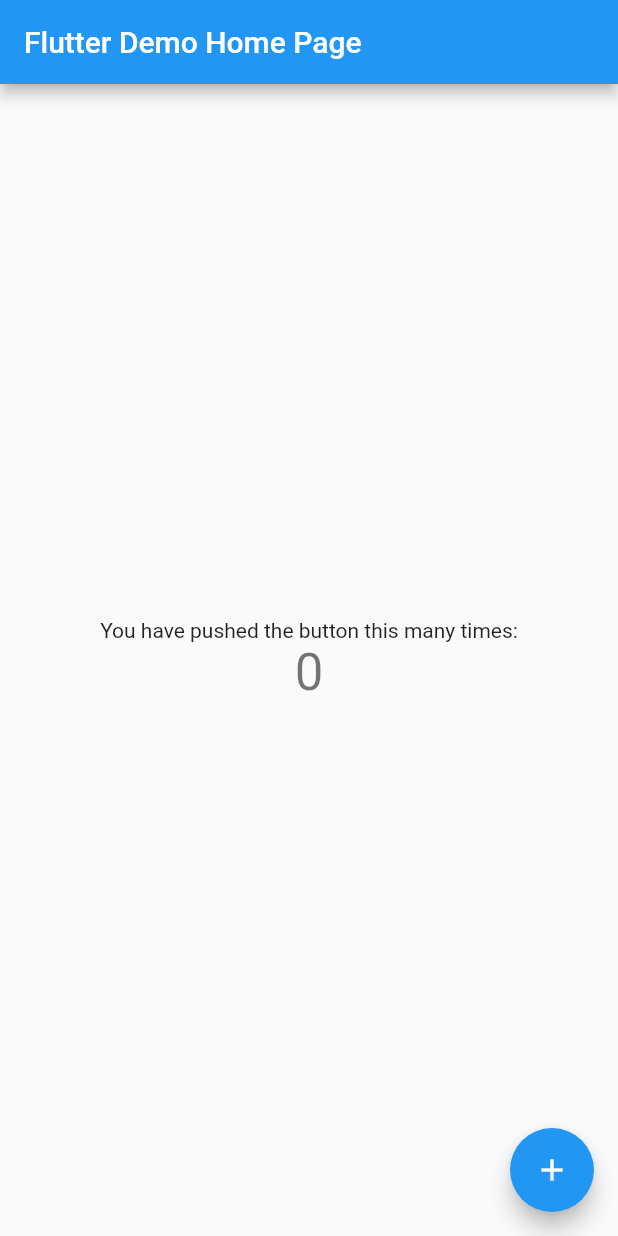
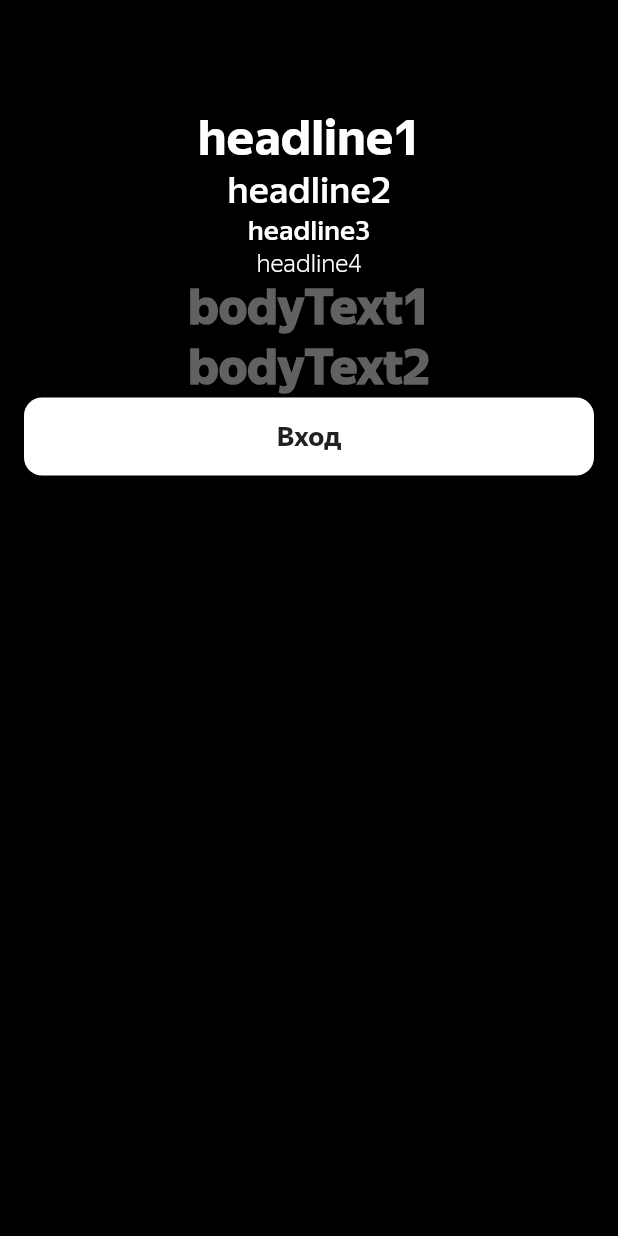
Before and after one commit to latrygin/motivation-app, a Flutter app: the screen it shows after launch, on a phone screen of 412 x 824 dp. Run offline on Flutter 3.47's test engine with Material 2 defaults, Android fonts, the phone set to English and light mode, and no system bars.

Commit message:
testing themes

```diff
--- a/lib/main.dart
+++ b/lib/main.dart
@@ -1,4 +1,6 @@
 import 'package:flutter/material.dart';
+import 'package:motivation/assets/themes/theme_dark.dart';
+import 'package:motivation/assets/themes/theme_light.dart';
 
 void main() {
   runApp(const MyApp());
@@ -6,110 +8,65 @@
 
 class MyApp extends StatelessWidget {
   const MyApp({Key? key}) : super(key: key);
-
-  // This widget is the root of your application.
   @override
   Widget build(BuildContext context) {
     return MaterialApp(
-      title: 'Flutter Demo',
-      theme: ThemeData(
-        // This is the theme of your application.
-        //
-        // Try running your application with "flutter run". You'll see the
-        // application has a blue toolbar. Then, without quitting the app, try
-        // changing the primarySwatch below to Colors.green and then invoke
-        // "hot reload" (press "r" in the console where you ran "flutter run",
-        // or simply save your changes to "hot reload" in a Flutter IDE).
-        // Notice that the counter didn't reset back to zero; the application
-        // is not restarted.
-        primarySwatch: Colors.blue,
-      ),
-      home: const MyHomePage(title: 'Flutter Demo Home Page'),
+      title: 'Motivation',
+      theme: darkTheme,
+      home: const TestTheme(),
     );
   }
 }
 
-class MyHomePage extends StatefulWidget {
-  const MyHomePage({Key? key, required this.title}) : super(key: key);
-
-  // This widget is the home page of your application. It is stateful, meaning
-  // that it has a State object (defined below) that contains fields that affect
-  // how it looks.
-
-  // This class is the configuration for the state. It holds the values (in this
-  // case the title) provided by the parent (in this case the App widget) and
-  // used by the build method of the State. Fields in a Widget subclass are
-  // always marked "final".
-
-  final String title;
-
-  @override
-  State<MyHomePage> createState() => _MyHomePageState();
-}
-
-class _MyHomePageState extends State<MyHomePage> {
-  int _counter = 0;
-
-  void _incrementCounter() {
-    setState(() {
-      // This call to setState tells the Flutter framework that something has
-      // changed in this State, which causes it to rerun the build method below
-      // so that the display can reflect the updated values. If we changed
-      // _counter without calling setState(), then the build method would not be
-      // called again, and so nothing would appear to happen.
-      _counter++;
-    });
-  }
+class TestTheme extends StatelessWidget {
+  const TestTheme({Key? key}) : super(key: key);
 
   @override
   Widget build(BuildContext context) {
-    // This method is rerun every time setState is called, for instance as done
-    // by the _incrementCounter method above.
-    //
-    // The Flutter framework has been optimized to make rerunning build methods
-    // fast, so that you can just rebuild anything that needs updating rather
-    // than having to individually change instances of widgets.
     return Scaffold(
-      appBar: AppBar(
-        // Here we take the value from the MyHomePage object that was created by
-        // the App.build method, and use it to set our appbar title.
-        title: Text(widget.title),
-      ),
-      body: Center(
-        // Center is a layout widget. It takes a single child and positions it
-        // in the middle of the parent.
+      appBar: AppBar(),
+      backgroundColor: Theme.of(context).scaffoldBackgroundColor,
+      body: SafeArea(
+        child: Padding(
+          padding: const EdgeInsets.all(16),
           child: Column(
-          // Column is also a layout widget. It takes a list of children and
-          // arranges them vertically. By default, it sizes itself to fit its
-          // children horizontally, and tries to be as tall as its parent.
-          //
-          // Invoke "debug painting" (press "p" in the console, choose the
-          // "Toggle Debug Paint" action from the Flutter Inspector in Android
-          // Studio, or the "Toggle Debug Paint" command in Visual Studio Code)
-          // to see the wireframe for each widget.
-          //
-          // Column has various properties to control how it sizes itself and
-          // how it positions its children. Here we use mainAxisAlignment to
-          // center the children vertically; the main axis here is the vertical
-          // axis because Columns are vertical (the cross axis would be
-          // horizontal).
-          mainAxisAlignment: MainAxisAlignment.center,
-          children: <Widget>[
-            const Text(
-              'You have pushed the button this many times:',
+            children: [
+              Text(
+                'headline1',
+                style: Theme.of(context).textTheme.headline1,
               ),
               Text(
-              '$_counter',
+                'headline2',
+                style: Theme.of(context).textTheme.headline2,
+              ),
+              Text(
+                'headline3',
+                style: Theme.of(context).textTheme.headline3,
+              ),
+              Text(
+                'headline4',
                 style: Theme.of(context).textTheme.headline4,
+              ),
+              Text(
+                'bodyText1',
+                style: Theme.of(context).textTheme.bodyText1,
+              ),
+              Text(
+                'bodyText2',
+                style: Theme.of(context).textTheme.bodyText2,
+              ),
+              ElevatedButton(
+                onPressed: () {},
+                child: Text(
+                  'Вход',
+                  style: Theme.of(context).textTheme.labelMedium,
+                ),
+                style: Theme.of(context).elevatedButtonTheme.style,
               ),
             ],
           ),
         ),
-      floatingActionButton: FloatingActionButton(
-        onPressed: _incrementCounter,
-        tooltip: 'Increment',
-        child: const Icon(Icons.add),
-      ), // This trailing comma makes auto-formatting nicer for build methods.
+      ),
     );
   }
 }
```
Lines whose indentation alone changed are shown as unchanged.
